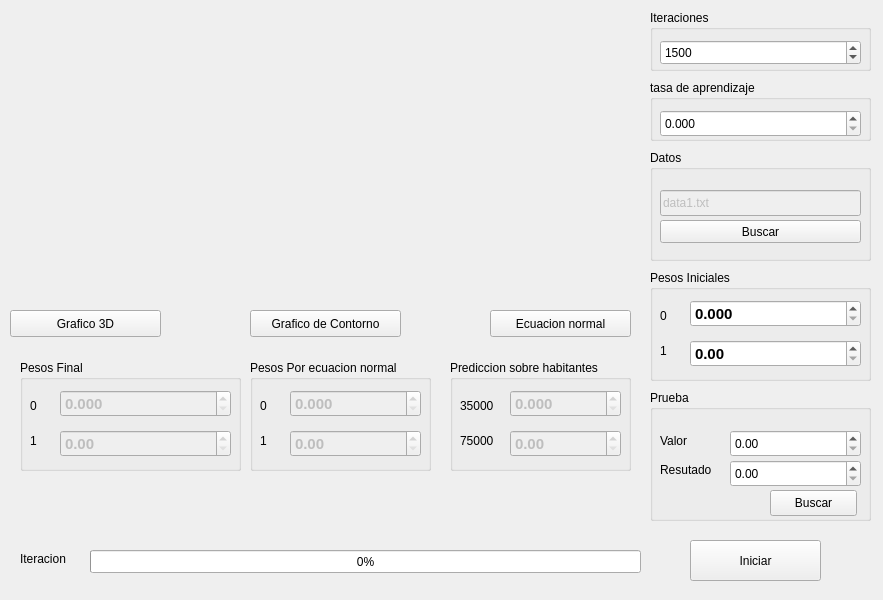
Old version of the form form.ui in the repository roderiix/Tarea2-IA.
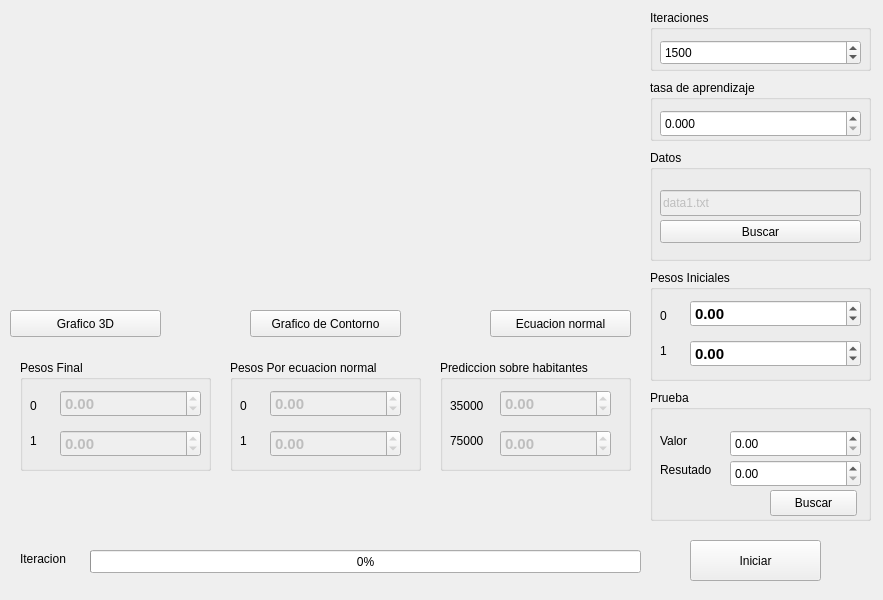
New version of the form. Custom widgets are drawn as their Qt base class.

Commit message: cambio de nombres variables

Diff of the .ui file:
```diff
--- a/form.ui
+++ b/form.ui
@@ -291,7 +291,10 @@
      </font>
     </property>
     <property name="decimals">
-     <number>3</number>
+     <number>2</number>
+    </property>
+    <property name="minimum">
+     <double>-1000.000000000000000</double>
     </property>
    </widget>
    <widget class="QDoubleSpinBox" name="theta2_input">
@@ -314,6 +317,9 @@
       <bold>true</bold>
      </font>
     </property>
+    <property name="minimum">
+     <double>-1000.000000000000000</double>
+    </property>
    </widget>
    <widget class="QLabel" name="label">
     <property name="geometry">
@@ -405,7 +411,7 @@
     <rect>
      <x>20</x>
      <y>360</y>
-     <width>221</width>
+     <width>191</width>
      <height>111</height>
     </rect>
    </property>
@@ -420,7 +426,7 @@
      <rect>
       <x>40</x>
       <y>30</y>
-      <width>171</width>
+      <width>141</width>
       <height>27</height>
      </rect>
     </property>
@@ -433,7 +439,13 @@
      </font>
     </property>
     <property name="decimals">
-     <number>3</number>
+     <number>2</number>
+    </property>
+    <property name="minimum">
+     <double>-1000.000000000000000</double>
+    </property>
+    <property name="maximum">
+     <double>1000.000000000000000</double>
     </property>
    </widget>
    <widget class="QDoubleSpinBox" name="theta2f">
@@ -444,7 +456,7 @@
      <rect>
       <x>40</x>
       <y>70</y>
-      <width>171</width>
+      <width>141</width>
       <height>27</height>
      </rect>
     </property>
@@ -456,6 +468,12 @@
       <bold>true</bold>
      </font>
     </property>
+    <property name="minimum">
+     <double>-1000.000000000000000</double>
+    </property>
+    <property name="maximum">
+     <double>1000.000000000000000</double>
+    </property>
    </widget>
    <widget class="QLabel" name="label_5">
     <property name="geometry">
@@ -487,9 +505,9 @@
   <widget class="QGroupBox" name="groupBox_7">
    <property name="geometry">
     <rect>
-     <x>250</x>
+     <x>230</x>
      <y>360</y>
-     <width>181</width>
+     <width>191</width>
      <height>111</height>
     </rect>
    </property>
@@ -517,7 +535,13 @@
      </font>
     </property>
     <property name="decimals">
-     <number>3</number>
+     <number>2</number>
+    </property>
+    <property name="minimum">
+     <double>-1000.000000000000000</double>
+    </property>
+    <property name="maximum">
+     <double>1000.000000000000000</double>
     </property>
    </widget>
    <widget class="QDoubleSpinBox" name="theta1n">
@@ -540,6 +564,12 @@
       <bold>true</bold>
      </font>
     </property>
+    <property name="minimum">
+     <double>-1000.000000000000000</double>
+    </property>
+    <property name="maximum">
+     <double>1000.000000000000000</double>
+    </property>
    </widget>
    <widget class="QLabel" name="label_7">
     <property name="geometry">
@@ -571,9 +601,9 @@
   <widget class="QGroupBox" name="groupBox_8">
    <property name="geometry">
     <rect>
-     <x>450</x>
+     <x>440</x>
      <y>360</y>
-     <width>181</width>
+     <width>191</width>
      <height>111</height>
     </rect>
    </property>
@@ -601,7 +631,13 @@
      </font>
     </property>
     <property name="decimals">
-     <number>3</number>
+     <number>2</number>
+    </property>
+    <property name="minimum">
+     <double>-100000.000000000000000</double>
+    </property>
+    <property name="maximum">
+     <double>100000.000000000000000</double>
     </property>
    </widget>
    <widget class="QDoubleSpinBox" name="resultado75">
@@ -624,6 +660,12 @@
       <bold>true</bold>
      </font>
     </property>
+    <property name="minimum">
+     <double>-100000.000000000000000</double>
+    </property>
+    <property name="maximum">
+     <double>100000.000000000000000</double>
+    </property>
    </widget>
    <widget class="QLabel" name="label_9">
     <property name="geometry">
```
Left out of the diff: 4 changed lines with no effect on the pictures.
